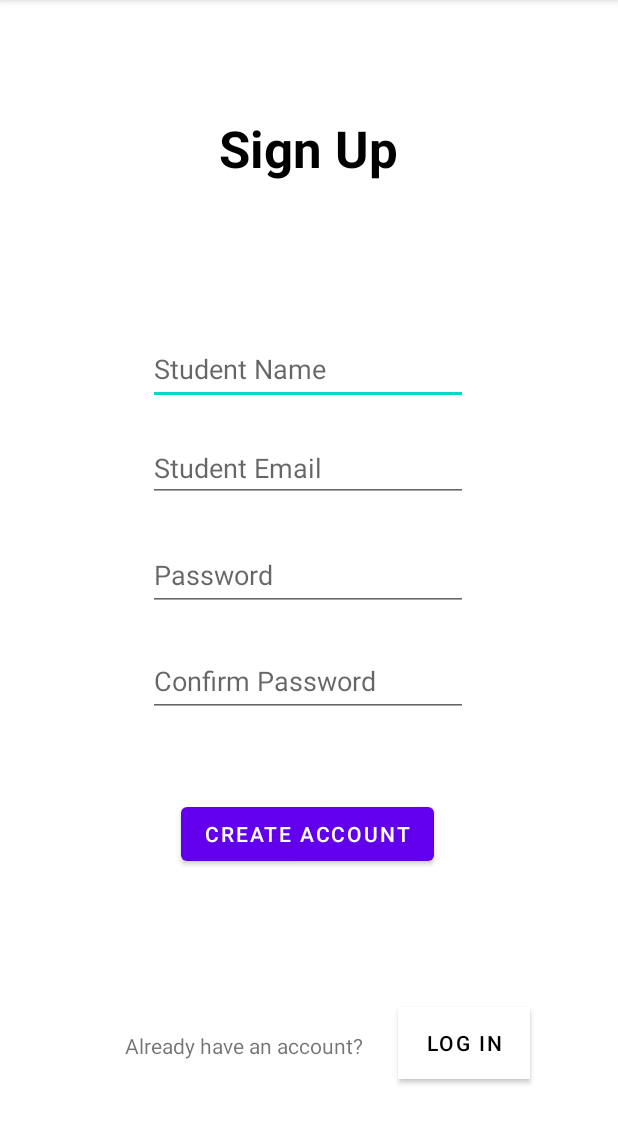
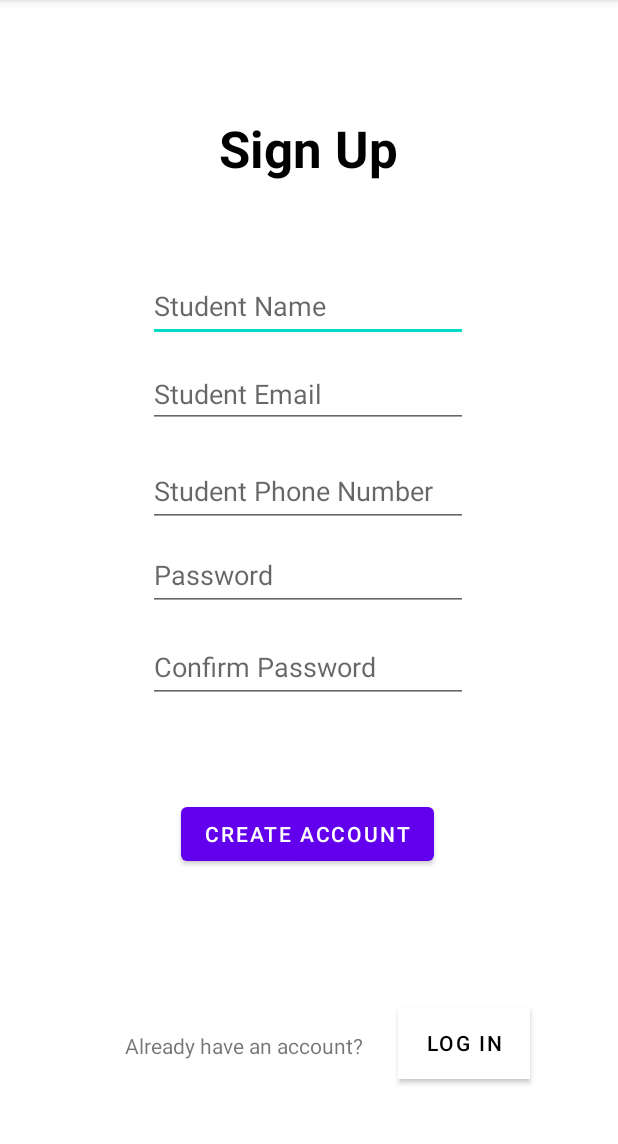
Before and after one commit to wannadzirah01/CAT304_Estrellas, an Android app: the screen it shows after launch (MainActivity), after a tap on "CREATE ACCOUNT", on a phone screen of 412 x 824 dp, the part 84-1228 px from its top. Run offline under Robolectric (Android 15) with nearby library versions, the phone set to English and light mode, and no system bars; our stand-ins replace Firebase (no records; nobody signed in at launch, a user with empty details on screens opened directly).

Commit message:
add phone number

```diff
--- a/app/src/main/java/com/example/cat304project/MainActivity.java
+++ b/app/src/main/java/com/example/cat304project/MainActivity.java
@@ -1,7 +1,6 @@
 package com.example.cat304project;
 
-//import static android.os.Build.VERSION_CODES.R;
-
+import android.annotation.SuppressLint;
 import android.content.Intent;
 import android.net.Uri;
 import android.os.Bundle;
@@ -19,7 +18,6 @@ import com.google.android.gms.tasks.OnCompleteListener;
 import com.google.android.gms.tasks.Task;
 import com.google.firebase.auth.AuthResult;
 import com.google.firebase.auth.FirebaseAuth;
-//import com.example.cat304project.ui.login.LoginActivity;
 
 public class MainActivity extends AppCompatActivity {
 
@@ -28,12 +26,12 @@ public class MainActivity extends AppCompatActivity {
     static int REQUESCODE = 1 ;
     Uri pickedImgUri ;
 
-    private EditText userName, userPassword, userPassword2, userEmail;
+    private EditText userName, userPassword, userPassword2, userEmail, phoneNum;
     private Button createAccountBtn;
     private ProgressBar loadingProgress;
     private FirebaseAuth mAuth;
-    //DBHelper DB;
 
+    @SuppressLint("MissingInflatedId")
     @Override
     protected void onCreate(Bundle savedInstanceState) {
         super.onCreate(savedInstanceState);
@@ -43,6 +41,7 @@ public class MainActivity extends AppCompatActivity {
         userEmail = (EditText) findViewById(R.id.studentEmail);
         userPassword = (EditText) findViewById(R.id.password);
         userPassword2 = (EditText) findViewById(R.id.confirmPassword);
+        phoneNum = (EditText) findViewById(R.id.studentPhone);
         createAccountBtn = (Button) findViewById(R.id.createAccount);
         Button logIn1Btn = (Button) findViewById(R.id.logIn1);
 
@@ -59,8 +58,9 @@ public class MainActivity extends AppCompatActivity {
                 final String password1 = userPassword.getText().toString();
                 final String password2 = userPassword2.getText().toString();
                 final String name = userName.getText().toString();
+                final String phone = phoneNum.getText().toString();
 
-                if( email.isEmpty() || name.isEmpty() || password1.isEmpty()  || !password1.equals(password2)) {
+                if( email.isEmpty() || name.isEmpty() || password1.isEmpty()  || !password1.equals(password2) || phone.isEmpty()) {
                     // display error message
                     displayMessage("Please enter all fields!") ;
                     createAccountBtn.setVisibility(View.VISIBLE);
@@ -68,36 +68,14 @@ public class MainActivity extends AppCompatActivity {
                 }
                 else {
                     // CreateUserAccount method will try to create the user if the email is valid
-                    CreateUserAccount(email,name,password1);
+                    CreateUserAccount(email,name,password1,phone);
                 }
             }
 
         });
-
-        /*logIn1Btn.setOnClickListener(new View.OnClickListener() {
-            @Override
-            public void onClick(View view) {
-                Intent i = new Intent(getApplicationContext(), BottomNavigation.class);
-                startActivity(i);
-            }
-        });*/
-
-        //ImgUserPhoto = findViewById(R.id.regUserPhoto) ;
-/*        ImgUserPhoto.setOnClickListener(new View.OnClickListener() {
-            @Override
-            public void onClick(View view) {
-                if (Build.VERSION.SDK_INT >= 22) {
-                    checkAndRequestForPermission();
-                }
-                else
-                {
-                    openGallery();
-                }
-            }
-        });*/
     }
 
-    private void CreateUserAccount(String email, final String name, String password) {
+    private void CreateUserAccount(String email, final String name, String password, String phone) {
         // this method create user account with specific email and password
         mAuth.createUserWithEmailAndPassword(email,password)
                 .addOnCompleteListener(this, new OnCompleteListener<AuthResult>() {
@@ -122,49 +100,6 @@ public class MainActivity extends AppCompatActivity {
                 });
     }
 
-    // update user photo and name
-    /*private void updateUserInfo(final String name, Uri pickedImgUri, final FirebaseUser currentUser) {
-
-        // first we need to upload user photo to firebase storage and get url
-        StorageReference mStorage = FirebaseStorage.getInstance().getReference().child("users_photos");
-        final StorageReference imageFilePath = mStorage.child(pickedImgUri.getLastPathSegment());
-        imageFilePath.putFile(pickedImgUri).addOnSuccessListener(new OnSuccessListener<UploadTask.TaskSnapshot>() {
-            @Override
-            public void onSuccess(UploadTask.TaskSnapshot taskSnapshot) {
-
-                // image uploaded succesfully
-                // now we can get our image url
-
-                imageFilePath.getDownloadUrl().addOnSuccessListener(new OnSuccessListener<Uri>() {
-                    @Override
-                    public void onSuccess(Uri uri) {
-
-                        // uri contain user image url
-
-                        UserProfileChangeRequest profleUpdate = new UserProfileChangeRequest.Builder()
-                                .setDisplayName(name)
-                                .setPhotoUri(uri)
-                                .build();
-
-                        currentUser.updateProfile(profleUpdate)
-                                .addOnCompleteListener(new OnCompleteListener<Void>() {
-                                    @Override
-                                    public void onComplete(@NonNull Task<Void> task) {
-
-                                        if (task.isSuccessful()) {
-                                            // user info updated successfully
-                                            displayMessage("Register Complete");
-                                            updateUI();
-                                        }
-                                    }
-                                });
-                    }
-                });
-            }
-        });
-
-    }*/
-
     private void updateUI() {
         Intent i = new Intent(getApplicationContext(),LoginActivity.class);
         startActivity(i);
@@ -175,30 +110,6 @@ public class MainActivity extends AppCompatActivity {
     private void displayMessage(String message) {
         Toast.makeText(getApplicationContext(),message,Toast.LENGTH_LONG).show();
     }
-
-    /*private void openGallery() {
-        //TODO: open gallery intent and wait for user to pick an image !
-        Intent galleryIntent = new Intent(Intent.ACTION_GET_CONTENT);
-        galleryIntent.setType("image/*");
-        startActivityForResult(galleryIntent,REQUESCODE);
-    }*/
-
-    /*private void checkAndRequestForPermission() {
-        if (ContextCompat.checkSelfPermission(MainActivity.this, Manifest.permission.READ_EXTERNAL_STORAGE)
-                != PackageManager.PERMISSION_GRANTED) {
-            if (ActivityCompat.shouldShowRequestPermissionRationale(MainActivity.this, Manifest.permission.READ_EXTERNAL_STORAGE)) {
-                Toast.makeText(MainActivity.this,"Please accept for required permission",Toast.LENGTH_SHORT).show();
-            }
-            else
-            {
-                ActivityCompat.requestPermissions(MainActivity.this,
-                        new String[]{Manifest.permission.READ_EXTERNAL_STORAGE},
-                        PReqCode);
-            }
-        }
-        else
-            openGallery();
-    }*/
 
     @Override
     protected void onActivityResult(int requestCode, int resultCode, Intent data) {
@@ -212,23 +123,10 @@ public class MainActivity extends AppCompatActivity {
         };
     }
 
-    /*public void launchHomePage(View v) {
-        // launch home page activity
-        Intent i = new Intent(this, BottomNavigation.class);
-        startActivity(i);
-    }*/
-
     public void launchLogIn(View v) {
         // launch log in activity
         Intent i = new Intent(this, LoginActivity.class);
         startActivity(i);
         finish();
     }
-
-    /*public void launchBottomNavigation(View v) {
-        // launch log in activity
-        Intent i = new Intent(this, BottomNavigation.class);
-        startActivity(i);
-        finish();
-    }*/
 }
--- a/app/src/main/res/layout/activity_main.xml
+++ b/app/src/main/res/layout/activity_main.xml
@@ -19,7 +19,7 @@
         app:layout_constraintHorizontal_bias="0.497"
         app:layout_constraintStart_toStartOf="parent"
         app:layout_constraintTop_toTopOf="parent"
-        app:layout_constraintVertical_bias="0.308" />
+        app:layout_constraintVertical_bias="0.25" />
 
     <EditText
         android:id="@+id/studentEmail"
@@ -33,7 +33,37 @@
         app:layout_constraintHorizontal_bias="0.497"
         app:layout_constraintStart_toStartOf="parent"
         app:layout_constraintTop_toBottomOf="@+id/studentName"
-        app:layout_constraintVertical_bias="0.432" />
+        app:layout_constraintVertical_bias="0.141" />
+
+    <EditText
+        android:id="@+id/studentPhone"
+        android:layout_width="wrap_content"
+        android:layout_height="wrap_content"
+        android:ems="10"
+        android:hint="Student Phone Number"
+        android:inputType="textPhonetic"
+        android:minHeight="48dp"
+        app:layout_constraintBottom_toBottomOf="parent"
+        app:layout_constraintEnd_toEndOf="parent"
+        app:layout_constraintHorizontal_bias="0.497"
+        app:layout_constraintStart_toStartOf="parent"
+        app:layout_constraintTop_toTopOf="parent"
+        app:layout_constraintVertical_bias="0.421" />
+
+    <EditText
+        android:id="@+id/confirmPassword"
+        android:layout_width="wrap_content"
+        android:layout_height="wrap_content"
+        android:ems="10"
+        android:hint="@string/prompt_password2"
+        android:inputType="textPassword"
+        android:minHeight="48dp"
+        app:layout_constraintBottom_toBottomOf="parent"
+        app:layout_constraintEnd_toEndOf="parent"
+        app:layout_constraintHorizontal_bias="0.497"
+        app:layout_constraintStart_toStartOf="parent"
+        app:layout_constraintTop_toTopOf="parent"
+        app:layout_constraintVertical_bias="0.584" />
 
     <EditText
         android:id="@+id/password"
@@ -49,21 +79,6 @@
         app:layout_constraintStart_toStartOf="parent"
         app:layout_constraintTop_toTopOf="parent"
         app:layout_constraintVertical_bias="0.499" />
-
-    <EditText
-        android:id="@+id/confirmPassword"
-        android:layout_width="wrap_content"
-        android:layout_height="wrap_content"
-        android:ems="10"
-        android:hint="@string/prompt_password2"
-        android:inputType="textPassword"
-        android:minHeight="48dp"
-        app:layout_constraintBottom_toBottomOf="parent"
-        app:layout_constraintEnd_toEndOf="parent"
-        app:layout_constraintHorizontal_bias="0.497"
-        app:layout_constraintStart_toStartOf="parent"
-        app:layout_constraintTop_toTopOf="parent"
-        app:layout_constraintVertical_bias="0.597" />
 
     <Button
         android:id="@+id/createAccount"
```
